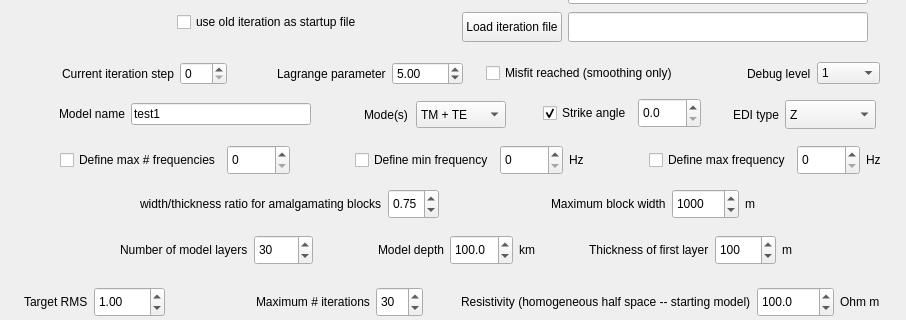
This is mtpy/utils/gui/occam2d/v1/fifthgui.ui in MTgeophysics/mtpy as Qt 5 draws it before an edit; both pictures show x 0 to 906 and y 284 to 604 of the 906 by 699 pixel window. The edited form follows.
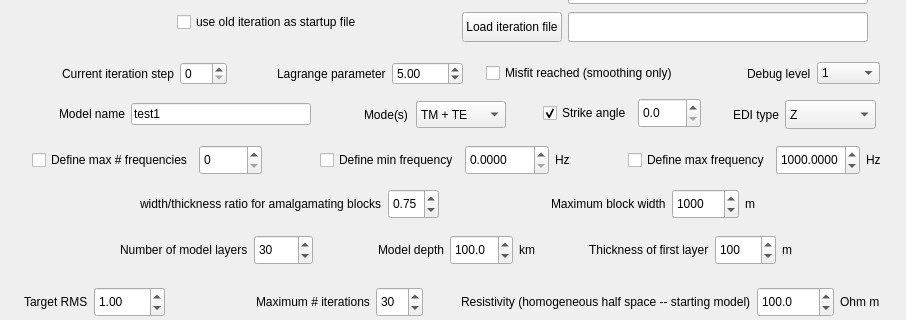
This is the edited form.

Commit message: occam gui: enabled double values for min and max frequency - corrected internal handling of these values

The edit to the form file:
```diff
--- a/mtpy/utils/gui/occam2d/v1/fifthgui.ui
+++ b/mtpy/utils/gui/occam2d/v1/fifthgui.ui
@@ -1008,9 +1008,9 @@
   <widget class="QWidget" name="layoutWidget">
    <property name="geometry">
     <rect>
-     <x>60</x>
+     <x>32</x>
      <y>427</y>
-     <width>821</width>
+     <width>849</width>
      <height>34</height>
     </rect>
    </property>
@@ -1122,7 +1122,7 @@
          <bool>false</bool>
         </property>
         <property name="decimals">
-         <number>0</number>
+         <number>4</number>
         </property>
         <property name="minimum">
          <double>0.000000000000000</double>
@@ -1206,7 +1206,7 @@
          <bool>false</bool>
         </property>
         <property name="decimals">
-         <number>0</number>
+         <number>4</number>
         </property>
         <property name="minimum">
          <double>0.000000000000000</double>
@@ -1217,6 +1217,9 @@
         <property name="singleStep">
          <double>1.000000000000000</double>
         </property>
+        <property name="value">
+         <double>1000.000000000000000</double>
+        </property>
        </widget>
       </item>
       <item>
@@ -1867,7 +1870,7 @@
     <enum>Qt::Horizontal</enum>
    </property>
   </widget>
-  <widget class="QWidget" name="">
+  <widget class="QWidget" name="layoutWidget">
    <property name="geometry">
     <rect>
      <x>190</x>
@@ -1972,7 +1975,7 @@
     </item>
    </layout>
   </widget>
-  <widget class="QWidget" name="">
+  <widget class="QWidget" name="layoutWidget">
    <property name="geometry">
     <rect>
      <x>62</x>
@@ -2137,7 +2140,7 @@
     </item>
    </layout>
   </widget>
-  <widget class="QWidget" name="">
+  <widget class="QWidget" name="layoutWidget">
    <property name="geometry">
     <rect>
      <x>317</x>
@@ -2240,7 +2243,7 @@
     </item>
    </layout>
   </widget>
-  <widget class="QWidget" name="">
+  <widget class="QWidget" name="layoutWidget">
    <property name="geometry">
     <rect>
      <x>515</x>
@@ -2312,7 +2315,7 @@
     </item>
    </layout>
   </widget>
-  <widget class="QWidget" name="">
+  <widget class="QWidget" name="layoutWidget">
    <property name="geometry">
     <rect>
      <x>712</x>
@@ -2405,7 +2408,7 @@
     </item>
    </layout>
   </widget>
-  <widget class="QWidget" name="">
+  <widget class="QWidget" name="layoutWidget">
    <property name="geometry">
     <rect>
      <x>59</x>
```
Left out of the diff: 13 changed lines with no effect on the pictures. The commit also changes 3 other files.
